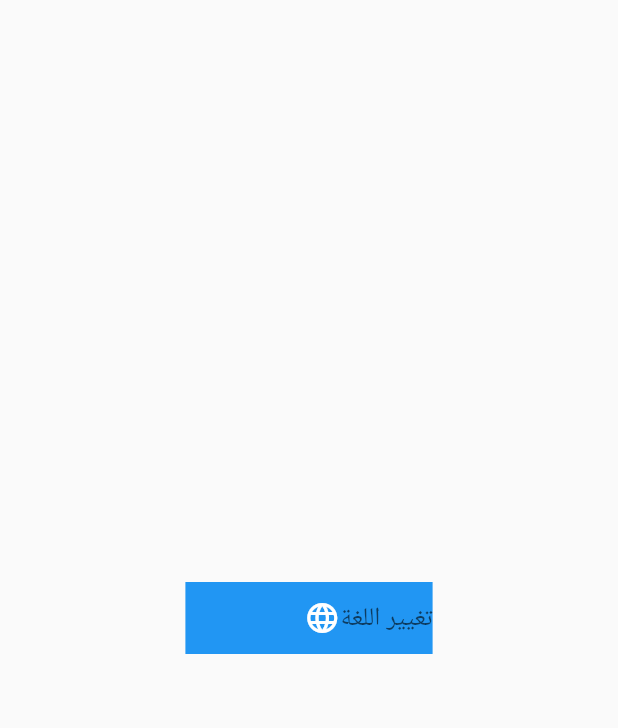
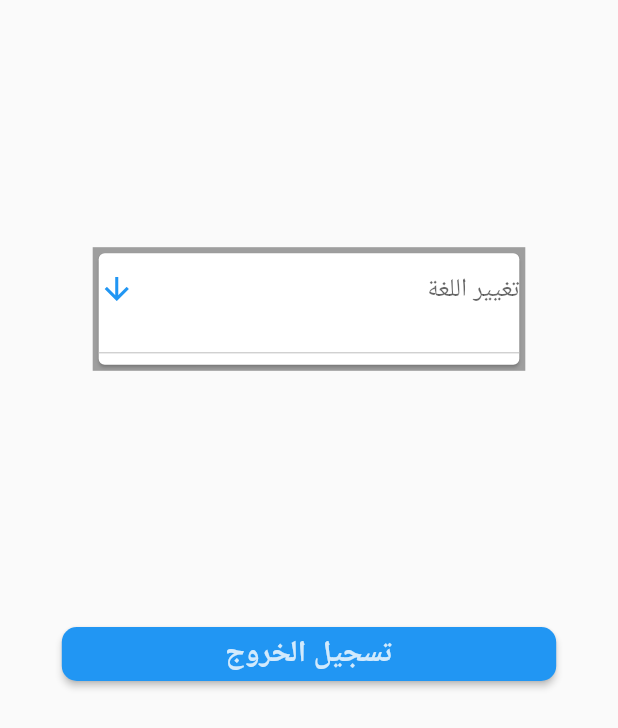
Before and after one commit to GasserAshraf/task_app, a Flutter app: the SettingScreen screen opened directly, on a phone screen of 412 x 824 dp. Shown: the top 728 px of the screen. Run offline on Flutter 3.47's test engine with Material 2 defaults, Android fonts, the phone set to English and light mode, and no system bars; our stand-ins replace cloud_firestore, firebase_auth, firebase_core, google_sign_in, shared_preferences; missing offline and left inert: flutter_facebook_login; accounts and stored records are empty; network calls fail.

Commit message:
Task is Done

```diff
--- a/lib/lang/ar.json
+++ b/lib/lang/ar.json
@@ -21,6 +21,7 @@
   "email": "البريد الالكتروني",
   "alert": "عند الضغط على انشاء حساب توافق على",
   "polices": "الشروط و الاحكام",
+  "logout": "تسجيل الخروج",
   "alreadyhaveacccount": "لديك حساب بالفعل",
   "changelanguage": "تغيير اللغة",
   "main": "الرئيسية",
--- a/lib/lang/en.json
+++ b/lib/lang/en.json
@@ -39,4 +39,6 @@
   "Drug reminder": "Drug reminder",
   "number verification": "number verification",
   "verification message": "We have sent you a code on the phone number for you to create the account",
-  "Activate": "ِActivate"}
+  "Activate": "ِActivate",
+  "logout": "Log out"
+}
--- a/lib/main.dart
+++ b/lib/main.dart
@@ -7,6 +7,7 @@ import 'package:task_app/screens/homeScreen.dart';
 import 'package:task_app/screens/leadingWizard/firstScreen.dart';
 import 'package:task_app/screens/settingscreen.dart';
 import 'package:task_app/screens/signUpScreen.dart';
+import 'package:task_app/screens/splashScreen.dart';
 
 void main() async {
   WidgetsFlutterBinding.ensureInitialized();
@@ -48,7 +49,7 @@ class _MyAppState extends State<MyApp> {
   Widget build(BuildContext context) {
     return MaterialApp(
       debugShowCheckedModeBanner: false,
-      home: SignUpScreen(),
+      home: SplashScreen(),
       locale: _locale,
       supportedLocales: [Locale('en', 'US'), Locale('ar', 'EG')],
       localizationsDelegates: [
--- a/lib/screens/leadingWizard/thirdScreen.dart
+++ b/lib/screens/leadingWizard/thirdScreen.dart
@@ -149,7 +149,7 @@ class _ThirdWizardState extends State<ThirdWizard> {
                               opaque: true,
                               transitionDuration: const Duration(seconds:1 ),
                               pageBuilder: (BuildContext context, _, __) {
-                                return new SettingScreen();
+                                return new LoginScreen();
                               },
                               transitionsBuilder: (_, Animation<double> animation, __, Widget child) {
                                 return new SlideTransition(
--- a/lib/screens/settingscreen.dart
+++ b/lib/screens/settingscreen.dart
@@ -4,6 +4,7 @@ import 'package:task_app/localization/demo_localization.dart';
 import 'package:task_app/localization/translation.dart';
 import 'package:task_app/main.dart';
 import 'package:task_app/screens/leadingWizard/firstScreen.dart';
+import 'package:task_app/screens/loginScreen.dart';
 import 'package:task_app/screens/signUpScreen.dart';
 
 class SettingScreen extends StatefulWidget {
@@ -12,30 +13,55 @@ class SettingScreen extends StatefulWidget {
 }
 
 class _SettingScreenState extends State<SettingScreen> {
-  void _changeLanguage(Language lang) async{
-    Locale _temp=await setLocale(lang.languageCode);
+  void _changeLanguage(Language lang) async {
+    Locale _temp = await setLocale(lang.languageCode);
     MyApp.setLocale(context, _temp);
   }
 
   @override
   Widget build(BuildContext context) {
+    double height = MediaQuery
+        .of(context)
+        .size
+        .height;
+    double width = MediaQuery
+        .of(context)
+        .size
+        .width;
     return Scaffold(
       body: Center(
+        child: Column(
+          children: [
+            SizedBox(
+              height: height * 0.2,
+            ),
+            Container(
+              color: Colors.grey,
+              width: MediaQuery
+                  .of(context)
+                  .size
+                  .width * 0.7,
+              height: MediaQuery
+                  .of(context)
+                  .size
+                  .height * 0.1,
+              child: Card(
                 child: Container(
-          color: Colors.blue,
-          width: MediaQuery.of(context).size.width*0.4,
+                  //height: MediaQuery.of(context).size.width*0.2,
+
                   child: DropdownButton(
                     hint: Text(getTranslated(context, "changelanguage")),
                     onChanged: (Language lang) {
                       _changeLanguage(lang);
                     },
-            underline: SizedBox(),
+                    isExpanded: true,
                     icon: Icon(
-              Icons.language,
-              color: Colors.white,
+                      Icons.arrow_downward_outlined,
+                      color: Colors.blue,
                     ),
                     items: Language.languageList()
-                .map<DropdownMenuItem<Language>>((lang) => DropdownMenuItem(
+                        .map<DropdownMenuItem<Language>>((lang) =>
+                        DropdownMenuItem(
                             value: lang,
                             child: Row(
                               children: [
@@ -46,6 +72,50 @@ class _SettingScreenState extends State<SettingScreen> {
                   ),
                 ),
               ),
+            ),
+            SizedBox(
+              height: height * 0.2,
+            ),
+            Container(
+              alignment: Alignment.center,
+              child: ButtonTheme(
+                minWidth: width * 0.8,
+                child: RaisedButton(
+                  shape: RoundedRectangleBorder(
+                    borderRadius: BorderRadius.circular(10.0),
+                  ),
+                  onPressed: () {
+                    Navigator.of(context).pushReplacement(new PageRouteBuilder(
+                        opaque: true,
+                        transitionDuration: const Duration(seconds:1 ),
+                        pageBuilder: (BuildContext context, _, __) {
+                          return new LoginScreen();
+                        },
+                        transitionsBuilder: (_, Animation<double> animation, __, Widget child) {
+                          return new SlideTransition(
+                            child: child,
+                            position: new Tween<Offset>(
+                              begin: const Offset(0, 0),
+                              end: Offset.zero,
+                            ).animate(animation),
+                          );
+                        }
+                    ));
+                    },
+                  child: Opacity(
+                    opacity: 0.8,
+                    child: Text(
+                      getTranslated(context, "logout"),
+                      style: TextStyle(
+                          color: Colors.white, fontSize: 20),
+                    ),
+                  ),
+                ),
+              ),
+            ),
+          ],
+        ),
+      ),
     );
   }
 }
--- a/lib/screens/splashScreen.dart
+++ b/lib/screens/splashScreen.dart
@@ -41,7 +41,7 @@ class _SplashScreenState extends State<SplashScreen> {
             );
           }));
     });
-    Timer(Duration(seconds: 2), () {
+    Timer(Duration(seconds: 1), () {
       afterBuild(context);
     });
   }
```
Also changed, not shown: lib/screens/signUpScreen.dart (+11 -8 lines). Lines whose indentation alone changed are shown as unchanged.
